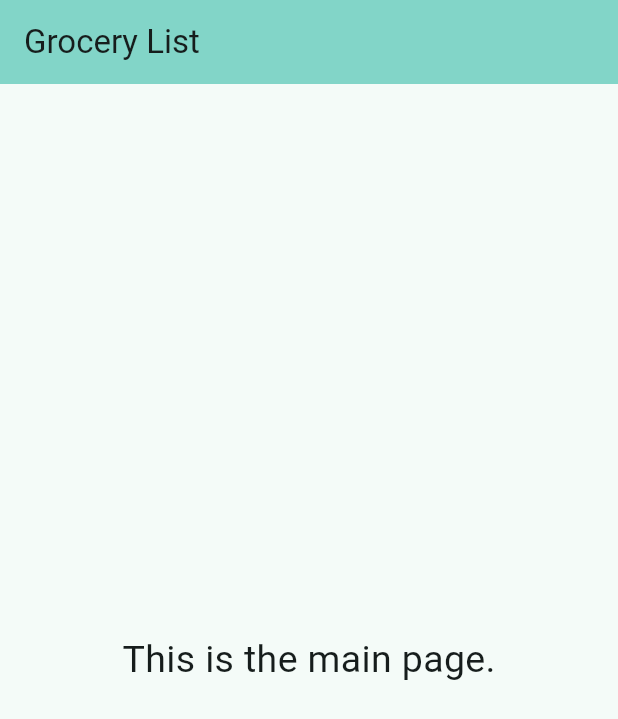
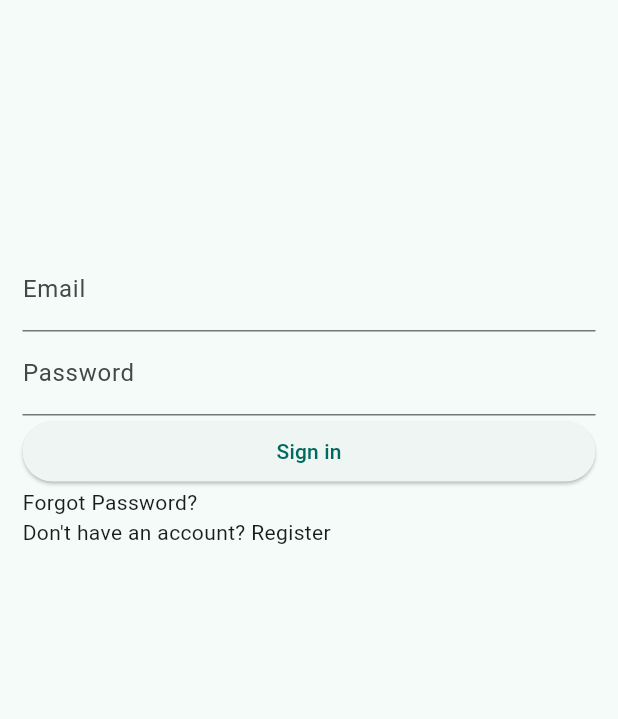
Before and after one commit to AmanCantCode/SP05-Grocery-List, a Flutter app: the screen it shows after launch, on a phone screen of 412 x 824 dp. Shown: the top 719 px of the screen. Run offline on Flutter 3.47's test engine with Material 3 defaults, Android fonts, the phone set to English and light mode, and no system bars; our stand-ins replace flutter_dotenv, supabase_flutter; accounts and stored records are empty.

Commit message:
User authentication added

```diff
--- /dev/null
+++ b/lib/auth/auth_gate.dart
@@ -0,0 +1,41 @@
+//This file allows us to continuously listen to auth state changes
+// if un_auth : login page
+// if auth : main (home) page
+import 'package:flutter/material.dart';
+import 'package:sp_grocery_list/pages/homepage.dart';
+import 'package:supabase_flutter/supabase_flutter.dart';
+
+import '../pages/login_page.dart';
+
+class AuthGate extends StatelessWidget {
+  const AuthGate({super.key});
+
+  @override
+  Widget build(BuildContext context) {
+    //listen to auth state changes
+    return StreamBuilder(
+      stream: Supabase.instance.client.auth.onAuthStateChange,
+
+      //build appropriate page based on auth state
+      builder: (context, snapshot){
+        if (snapshot.connectionState == ConnectionState.waiting){
+          return const Scaffold(
+            body: Center(
+              child: CircularProgressIndicator(),
+            ),
+          );
+        }
+
+        //check for current valid session
+        final session = snapshot.hasData ? snapshot.data!.session : null;
+
+        if (session != null){
+          return Homepage(); //change later if needed
+        }
+        else{
+          return LoginPage();
+        }
+      },
+    );
+  }
+}
--- /dev/null
+++ b/lib/auth/auth_service.dart
@@ -0,0 +1,48 @@
+import 'package:supabase_flutter/supabase_flutter.dart';
+
+class AuthService{
+  final SupabaseClient _supabase = Supabase.instance.client;
+
+  //sign in with email and password
+  Future<AuthResponse> signInWithEmailPassword(String email, String password) async {
+    return await _supabase.auth.signInWithPassword(
+        email: email,
+        password: password,
+
+    );
+  }
+
+  //sign up with email and password
+  Future<AuthResponse> signUpWithEmailPassword(String email, String password, String name) async {
+    return await _supabase.auth.signUp(
+        email: email,
+        password: password,
+        data: {
+          'display_name': name,
+        }
+    );
+  }
+
+  // Update display name
+  Future<void> updateDisplayName(String name) async {
+    final response = await _supabase.auth.updateUser(
+      UserAttributes(data: {'full_name': name}),
+    );
+
+    if (response.user == null) {
+      throw Exception("Failed to update display name");
+    }
+  }
+
+  //sign out
+  Future<void> signOut() async {
+    await _supabase.auth.signOut();
+  }
+
+  //get user email
+  String? getCurrentUserEmail() {
+    final session = _supabase.auth.currentSession;
+    final user = session?.user;
+    return user?.email;
+  }
+}
--- a/lib/main.dart
+++ b/lib/main.dart
@@ -1,13 +1,23 @@
 import 'package:flutter/material.dart';
+import 'package:sp_grocery_list/auth/auth_gate.dart';
+import 'package:supabase_flutter/supabase_flutter.dart';
+import 'package:flutter_dotenv/flutter_dotenv.dart';
 
-void main() {
+void main() async {
+
+  //load .env file
+  await dotenv.load(fileName: ".env");
+
+  await Supabase.initialize(
+      url: dotenv.env['SUPABASE_URL']!,
+      anonKey: dotenv.env['SUPABASE_ANON_KEY']!,
+  );
   runApp(const MyApp());
 }
 
 class MyApp extends StatelessWidget {
   const MyApp({super.key});
 
-  // This widget is the root of your application.
   @override
   Widget build(BuildContext context) {
     return MaterialApp(
@@ -17,61 +27,8 @@ class MyApp extends StatelessWidget {
         useMaterial3: true,
       ),
       debugShowCheckedModeBanner: false,
-      home: const MyHomePage(title: 'Grocery List'),
+      home:
+      const AuthGate(),
     );
   }
 }
-
-class MyHomePage extends StatefulWidget {
-  const MyHomePage({super.key, required this.title});
-
-  final String title;
-
-  @override
-  State<MyHomePage> createState() => _MyHomePageState();
-}
-
-class _MyHomePageState extends State<MyHomePage> {
-  // int _counter = 0;
-  //
-  // void _incrementCounter() {
-  //   setState(() {
-  //     _counter++;
-  //   });
-  // }
-
-  @override
-  Widget build(BuildContext context) {
-    return Scaffold(
-      appBar: AppBar(
-        backgroundColor: Theme.of(context).colorScheme.inversePrimary,
-        title: Text(widget.title),
-      ),
-      body: Center(
-        child: Column(
-           mainAxisAlignment: MainAxisAlignment.center,
-          children: [
-            Text('This is the main page.',
-            style: TextStyle(
-              fontSize: 25
-            ),)
-          ],
-          // children: <Widget>[
-          //   const Text(
-          //     'You have pushed the button this many times:',
-          //   ),
-          //   Text(
-          //     '$_counter',
-          //     style: Theme.of(context).textTheme.headlineMedium,
-          //   ),
-          // ],
-        ),
-      ),
-      // floatingActionButton: FloatingActionButton(
-      //   onPressed: _incrementCounter,
-      //   tooltip: 'Increment',
-      //   child: const Icon(Icons.add),
-      // ),
-    );
-  }
-}
--- /dev/null
+++ b/lib/pages/login_page.dart
@@ -0,0 +1,89 @@
+import 'package:flutter/material.dart';
+import 'package:sp_grocery_list/auth/auth_service.dart';
+import 'package:sp_grocery_list/pages/register_page.dart';
+
+class LoginPage extends StatefulWidget {
+  const LoginPage({super.key});
+
+  @override
+  State<LoginPage> createState() => _LoginPageState();
+}
+
+class _LoginPageState extends State<LoginPage> {
+
+  //get auth service
+  final authService = AuthService();
+
+  //text controllers
+  final _emailController = TextEditingController();
+  final _passwordController = TextEditingController();
+
+  //login button pressed
+  void login() async {
+    //prepare data
+    final email = _emailController.text;
+    final password = _passwordController.text;
+
+    //attempt to login
+    try{
+      await authService.signInWithEmailPassword(email, password);
+    }
+    catch(e){
+      if (mounted){
+        ScaffoldMessenger.of(context)
+            .showSnackBar(SnackBar(content: Text("Error: $e")));
+      }
+    }
+  }
+
+  //UI for login page
+  @override
+  Widget build(BuildContext context) {
+    return Scaffold(
+      body: ListView(
+        padding: EdgeInsets.all(15.0),
+        children: [
+          //remove later
+          SizedBox(height: 150,),
+
+          //email
+          TextField(
+            controller: _emailController,
+            decoration: const InputDecoration(labelText: "Email"),
+          ),
+
+          //password
+          TextField(
+            controller: _passwordController,
+            decoration: const InputDecoration(labelText: "Password"),
+          ),
+
+          //login button
+          ElevatedButton(
+              onPressed: login,
+              child: const Text(
+                "Sign in"
+              )
+          ),
+
+          //direct user to forgot password option
+          Text("Forgot Password?"),
+
+          //direct user to register page
+          Row(
+            children: [
+              Text("Don't have an account? "),
+              GestureDetector(
+                  onTap: () => Navigator.push(
+                      context, MaterialPageRoute(builder: (context) => const RegisterPage(),
+                  )),
+                  child: Text(
+                      "Register")
+              ),
+            ],
+          ),
+        ],
+      ),
+    );
+  }
+}
--- a/pubspec.yaml
+++ b/pubspec.yaml
@@ -34,6 +34,8 @@ dependencies:
   # The following adds the Cupertino Icons font to your application.
   # Use with the CupertinoIcons class for iOS style icons.
   cupertino_icons: ^1.0.8
+  supabase_flutter: ^2.10.1
+  flutter_dotenv: ^5.1.0
 
 dev_dependencies:
   flutter_test:
@@ -58,7 +60,8 @@ flutter:
   uses-material-design: true
 
   # To add assets to your application, add an assets section, like this:
-  # assets:
+  assets:
+    - .env
   #   - images/a_dot_burr.jpeg
   #   - images/a_dot_ham.jpeg
 
```
Also changed, not shown: lib/pages/homepage.dart (added, +42 -0 lines), lib/pages/register_page.dart (added, +112 -0 lines), pubspec.lock, 13 other files.
